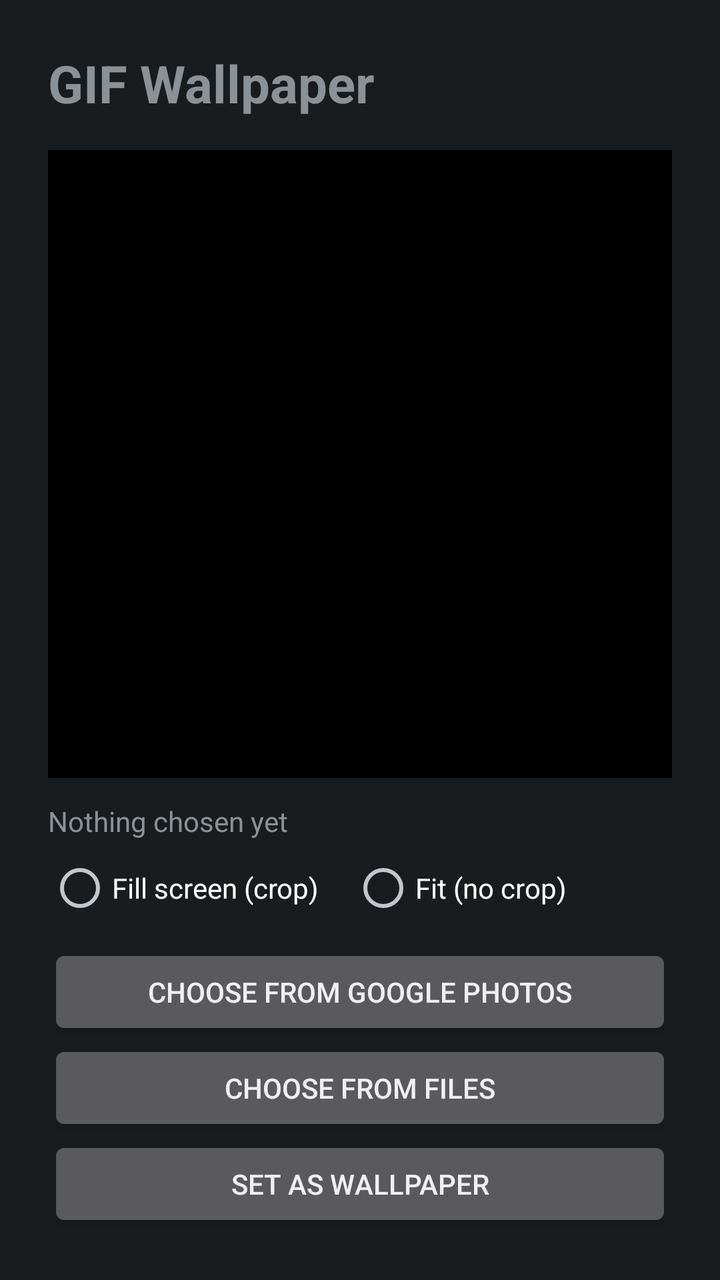
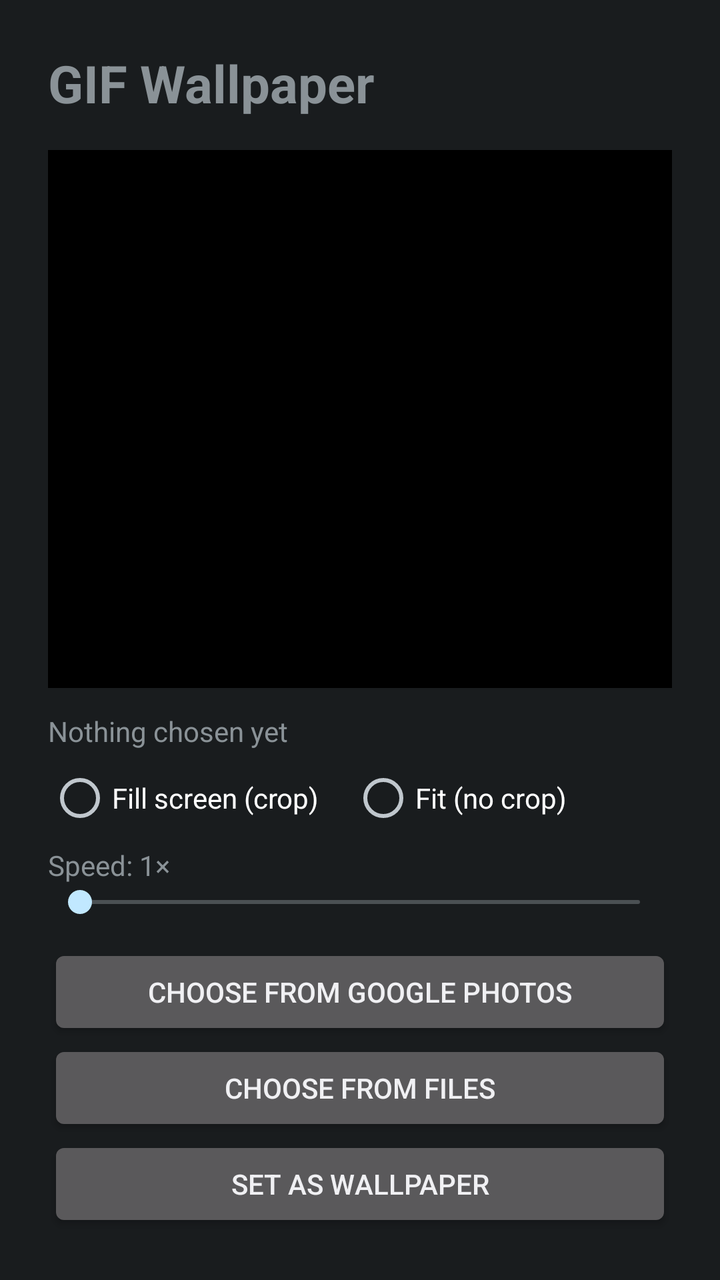

The first picture is an Android layout as it rendered before a commit; the second is the same layout after the commit. The layout source and the unified diff follow.
<!-- AndroidManifest.xml: application theme android:Theme.DeviceDefault -->
<!-- res/layout/activity_main.xml -->
<?xml version="1.0" encoding="utf-8"?>
<LinearLayout xmlns:android="http://schemas.android.com/apk/res/android"
    android:layout_width="match_parent"
    android:layout_height="match_parent"
    android:orientation="vertical"
    android:padding="24dp"
    android:fitsSystemWindows="true">

    <TextView
        android:layout_width="wrap_content"
        android:layout_height="wrap_content"
        android:text="@string/app_name"
        android:textSize="26sp"
        android:textStyle="bold"
        android:layout_marginBottom="16dp" />

    <FrameLayout
        android:layout_width="match_parent"
        android:layout_height="0dp"
        android:layout_weight="1"
        android:background="#000000">

        <ImageView
            android:id="@+id/preview"
            android:layout_width="match_parent"
            android:layout_height="match_parent"
            android:scaleType="fitCenter"
            android:contentDescription="Preview" />

        <VideoView
            android:id="@+id/videoPreview"
            android:layout_width="wrap_content"
            android:layout_height="wrap_content"
            android:layout_gravity="center"
            android:visibility="gone" />
    </FrameLayout>

    <TextView
        android:id="@+id/status"
        android:layout_width="match_parent"
        android:layout_height="wrap_content"
        android:layout_marginTop="12dp"
        android:text="Nothing chosen yet" />

    <RadioGroup
        android:id="@+id/scaleGroup"
        android:layout_width="match_parent"
        android:layout_height="wrap_content"
        android:orientation="horizontal"
        android:layout_marginTop="8dp">
        <RadioButton android:id="@+id/scaleFill" android:layout_width="wrap_content"
            android:layout_height="wrap_content" android:text="Fill screen (crop)" />
        <RadioButton android:id="@+id/scaleFit" android:layout_width="wrap_content"
            android:layout_height="wrap_content" android:layout_marginStart="16dp"
            android:text="Fit (no crop)" />
    </RadioGroup>

    <Button
        android:id="@+id/photosButton"
        android:layout_width="match_parent"
        android:layout_height="wrap_content"
        android:layout_marginTop="12dp"
        android:text="Choose from Google Photos" />

    <Button
        android:id="@+id/pickButton"
        android:layout_width="match_parent"
        android:layout_height="wrap_content"
        android:text="Choose from files" />

    <Button
        android:id="@+id/setButton"
        android:layout_width="match_parent"
        android:layout_height="wrap_content"
        android:text="Set as wallpaper" />
</LinearLayout>
<!-- resources referenced by this layout -->
<resources>
  <string name="app_name">GIF Wallpaper</string>
</resources>

<!-- the commit's change to res/layout/activity_main.xml (unified diff, before → after) -->
@@ -55,6 +55,18 @@
             android:text="Fit (no crop)" />
     </RadioGroup>
 
+    <TextView
+        android:id="@+id/speedLabel"
+        android:layout_width="wrap_content"
+        android:layout_height="wrap_content"
+        android:layout_marginTop="8dp"
+        android:text="Speed: 1×" />
+
+    <SeekBar
+        android:id="@+id/speedBar"
+        android:layout_width="match_parent"
+        android:layout_height="wrap_content" />
+
     <Button
         android:id="@+id/photosButton"
         android:layout_width="match_parent"
